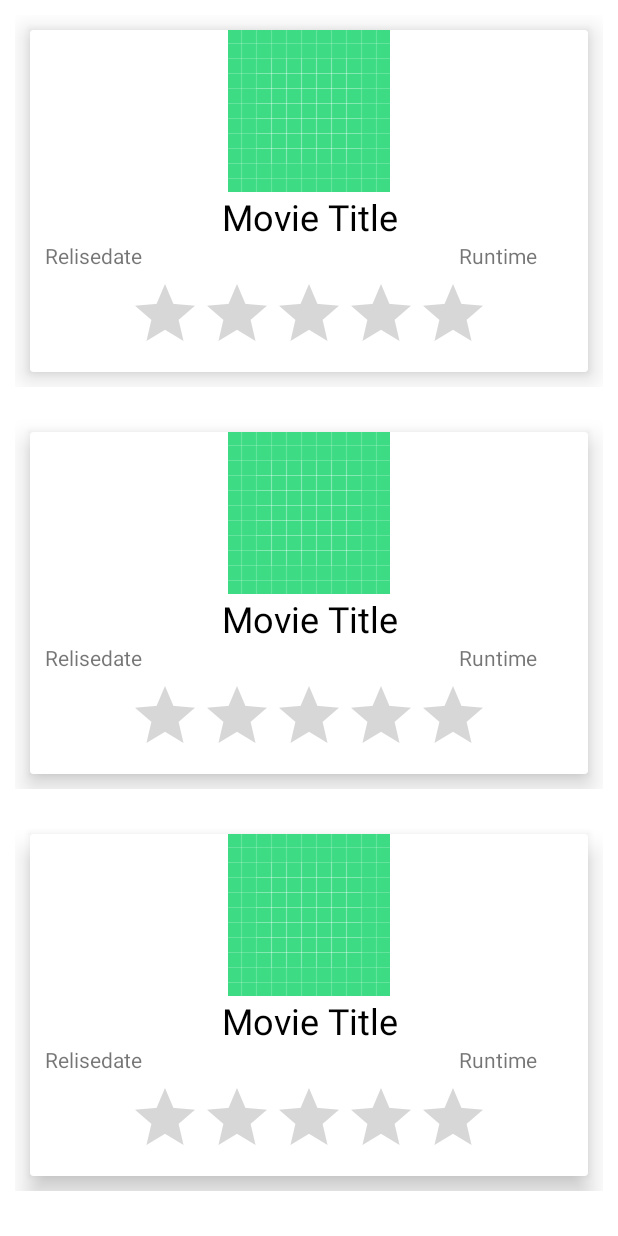
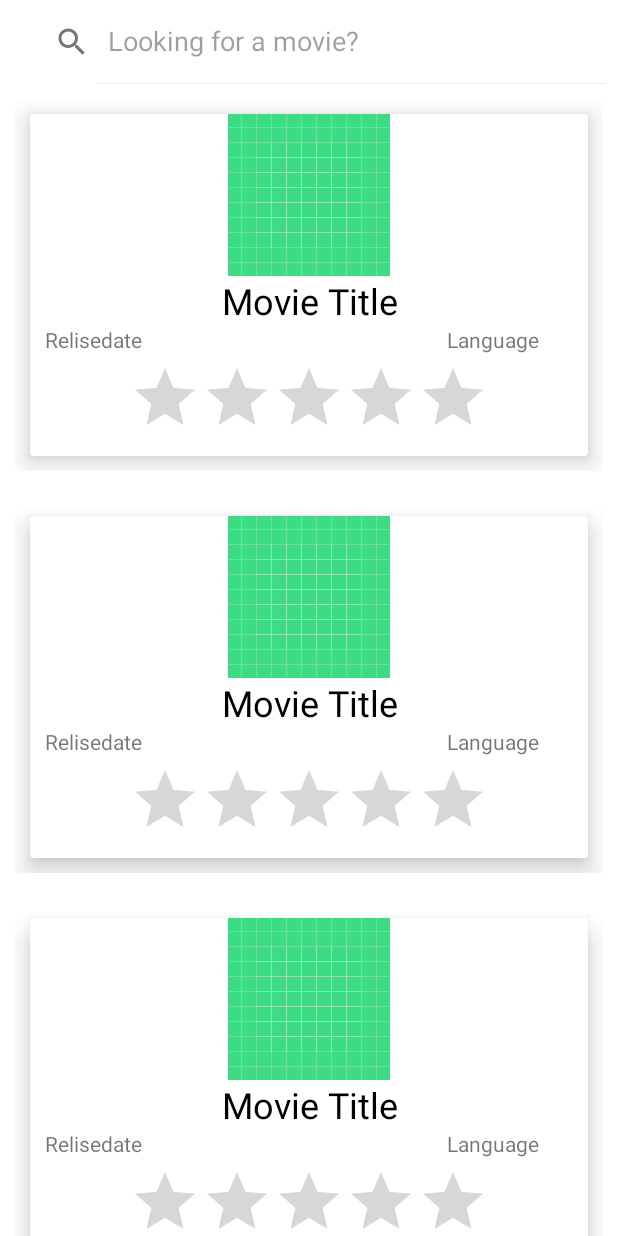
Before and after one commit to mist962/MovieApp, an Android app: the layout activity_main.xml on its own in the app's theme, with its tools: preview values and no code run, on a phone screen of 412 x 824 dp. Run offline under Robolectric (Android 15) with nearby library versions, the phone set to English and light mode, and no system bars; network calls fail.

Commit message:
Add function of found movie, big refactoring, new popular list like a default list

```diff
--- a/app/build.gradle
+++ b/app/build.gradle
@@ -69,7 +69,7 @@ dependencies {
     //Retrofit
     implementation "com.squareup.retrofit2:retrofit:2.9.0"
     implementation 'com.squareup.retrofit2:converter-gson:2.9.0'
-    implementation 'com.jakewharton.retrofit:retrofit2-kotlin-coroutines-adapter:0.9.2'
+
     //?
     implementation 'io.reactivex.rxjava2:rxjava:2.1.0'
     implementation 'com.squareup.retrofit2:adapter-rxjava2:2.3.0'
--- a/app/src/main/AndroidManifest.xml
+++ b/app/src/main/AndroidManifest.xml
@@ -14,7 +14,8 @@
         android:supportsRtl="true"
         android:theme="@style/Theme.MovieApp"
         tools:targetApi="n">
-        <activity android:name=".activities.MovieListActivity">
+        <activity android:name=".activities.MovieListActivity"
+            android:windowSoftInputMode="stateHidden">
             <intent-filter>
                 <action android:name="android.intent.action.MAIN" />
 
--- a/app/src/main/java/com/sideki/movieapp/model/data/Movie.kt
+++ b/app/src/main/java/com/sideki/movieapp/model/data/Movie.kt
@@ -14,6 +14,7 @@ data class Movie(
     var releaseDate: String,
     var overview: String,
     @SerializedName("vote_average")
-    var voteAverage: Float, //?//?//?//?//?//?//?//?//?//?Возможная ошибка - было Double
-    var runtime: Int
+    var voteAverage: Float,
+    @SerializedName("original_language")
+    var originalLanguage: String
 ) : Parcelable
--- a/app/src/main/res/layout/activity_main.xml
+++ b/app/src/main/res/layout/activity_main.xml
@@ -6,10 +6,32 @@
     android:layout_height="match_parent"
     tools:context=".activities.MovieListActivity">
 
+    <Toolbar
+        android:id="@+id/toolbar"
+        android:layout_width="match_parent"
+        android:layout_height="?actionBarSize"
+        android:popupTheme="@style/ThemeOverlay.AppCompat.Light"
+        android:theme="@style/ThemeOverlay.AppCompat.Light"
+        app:layout_constraintEnd_toEndOf="parent"
+        app:layout_constraintStart_toStartOf="parent"
+        app:layout_constraintTop_toTopOf="parent">
+
+        <SearchView
+            android:id="@+id/search_view"
+            android:iconifiedByDefault="false"
+            android:layout_width="match_parent"
+            android:layout_height="?attr/actionBarSize"
+            android:queryHint="Looking for a movie?" />
+    </Toolbar>
+
     <androidx.recyclerview.widget.RecyclerView
         android:id="@+id/recyclerview"
         android:layout_width="match_parent"
-        android:layout_height="match_parent"
+        android:layout_height="0dp"
         app:layoutManager="androidx.recyclerview.widget.LinearLayoutManager"
+        app:layout_constraintBottom_toBottomOf="parent"
+        app:layout_constraintEnd_toEndOf="parent"
+        app:layout_constraintStart_toStartOf="parent"
+        app:layout_constraintTop_toBottomOf="@id/toolbar"
         tools:listitem="@layout/item_movie" />
 </androidx.constraintlayout.widget.ConstraintLayout>
--- a/app/src/main/res/layout/item_movie.xml
+++ b/app/src/main/res/layout/item_movie.xml
@@ -25,7 +25,6 @@
                 android:id="@+id/img_movie"
                 android:layout_width="match_parent"
                 android:layout_height="wrap_content"
-                android:scaleType="fitCenter"
                 android:src="@drawable/ic_launcher_background"
                 tools:ignore="ContentDescription" />
 
@@ -64,12 +63,12 @@
                         android:textSize="14sp" />
 
                     <TextView
-                        android:id="@+id/txt_movie_runtime"
+                        android:id="@+id/txt_movie_original_language"
                         android:layout_width="wrap_content"
                         android:layout_height="wrap_content"
                         android:layout_gravity="center"
                         android:layout_weight="10"
-                        android:text="Runtime"
+                        android:text="Language"
                         android:textSize="14sp" />
                 </LinearLayout>
             </LinearLayout>
```
Also changed, not shown: app/src/main/java/com/sideki/movieapp/activities/MovieListActivity.kt (+93 -14 lines), app/src/main/java/com/sideki/movieapp/adapters/MovieAdapter.kt (+27 -8 lines), app/src/main/java/com/sideki/movieapp/api/MovieApi.kt (+6 -7 lines), app/src/main/java/com/sideki/movieapp/model/repository/MovieRepository.kt (+25 -5 lines), app/src/main/java/com/sideki/movieapp/viewmodel/MovieViewModel.kt (+18 -4 lines), app/src/main/res/drawable/pic_noimage01.jpg (added).
